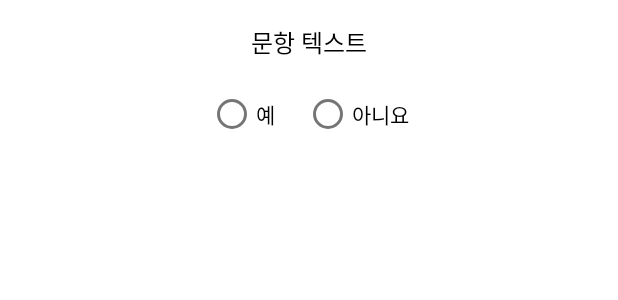
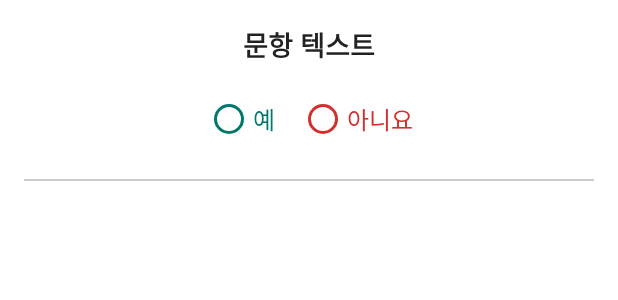
Before and after one commit to machoganzi/biorhythm-app, an Android app built with Jetpack Compose: the layout item_checklist.xml on its own in the app's theme, with its tools: preview values and no code run, on a phone screen of 412 x 824 dp. Shown: the top 300 px of the screen. Run offline under Robolectric (Android 15) with nearby library versions, the phone set to English and light mode, and no system bars.

Commit message:
체크리스트 선 추가

```diff
--- a/app/src/main/java/com/jjangdol/biorhythm/ui/checklist/ChecklistAdapter.kt
+++ b/app/src/main/java/com/jjangdol/biorhythm/ui/checklist/ChecklistAdapter.kt
@@ -1,7 +1,7 @@
-// app/src/main/java/com/jjangdol/biorhythm/ui/checklist/ChecklistAdapter.kt
 package com.jjangdol.biorhythm.ui.checklist
 
 import android.view.LayoutInflater
+import android.view.View
 import android.view.ViewGroup
 import androidx.recyclerview.widget.RecyclerView
 import com.jjangdol.biorhythm.databinding.ItemChecklistBinding
@@ -13,7 +13,7 @@ class ChecklistAdapter(
 ) : RecyclerView.Adapter<ChecklistAdapter.VH>() {
 
     inner class VH(private val b: ItemChecklistBinding) : RecyclerView.ViewHolder(b.root) {
-        fun bind(item: ChecklistItem) {
+        fun bind(item: ChecklistItem, isLast: Boolean) {
             b.tvQuestion.text = item.question
             b.btnYes.isChecked = item.answeredYes == true
             b.btnNo.isChecked  = item.answeredYes == false
@@ -26,6 +26,9 @@ class ChecklistAdapter(
                 adapterPosition.takeIf { it != RecyclerView.NO_POSITION }
                     ?.let { onAnswerChanged(it, false) }
             }
+
+            // 마지막 항목이면 구분선 숨기기
+            b.viewDivider.visibility = if (isLast) View.GONE else View.VISIBLE
         }
     }
 
@@ -37,7 +40,8 @@ class ChecklistAdapter(
     }
 
     override fun onBindViewHolder(holder: VH, position: Int) {
-        holder.bind(items[position])
+        val isLast = position == items.lastIndex
+        holder.bind(items[position], isLast)
     }
 
     override fun getItemCount() = items.size
--- a/app/src/main/res/layout/item_checklist.xml
+++ b/app/src/main/res/layout/item_checklist.xml
@@ -1,53 +1,60 @@
 <?xml version="1.0" encoding="utf-8"?>
 <LinearLayout
     xmlns:android="http://schemas.android.com/apk/res/android"
-    xmlns:card_view="http://schemas.android.com/apk/res-auto"
-    android:layout_width="match_parent"
-    android:layout_height="wrap_content"
-    android:orientation="vertical">
-
-
-
-
-        <LinearLayout
     android:layout_width="match_parent"
     android:layout_height="wrap_content"
     android:orientation="vertical"
-            android:padding="16dp">
+    android:gravity="center_horizontal"
+    android:paddingHorizontal="16dp"
+    android:paddingTop="16dp"
+    android:paddingBottom="8dp">
 
     <!-- 문항 텍스트 -->
     <TextView
         android:id="@+id/tvQuestion"
-                android:layout_width="match_parent"
+        android:layout_width="wrap_content"
         android:layout_height="wrap_content"
         android:text="문항 텍스트"
-                android:textColor="#000000"
-                android:gravity="center"
-                android:textSize="16sp" />
+        android:textColor="#212121"
+        android:textStyle="bold"
+        android:textSize="18sp"
+        android:paddingBottom="12dp"
+        android:layout_gravity="center_horizontal" />
 
     <!-- 예/아니요 선택 -->
     <RadioGroup
         android:id="@+id/radioGroup"
         android:layout_width="match_parent"
         android:layout_height="wrap_content"
-                android:layout_marginTop="12dp"
-                android:gravity="center"
-                android:orientation="horizontal">
+        android:orientation="horizontal"
+        android:gravity="center">
 
         <RadioButton
             android:id="@+id/btnYes"
             android:layout_width="wrap_content"
             android:layout_height="wrap_content"
-                    android:text="예" />
+            android:text="예"
+            android:textColor="#00796B"
+            android:buttonTint="#00796B"
+            android:textSize="16sp"
+            android:paddingEnd="16dp" />
 
         <RadioButton
             android:id="@+id/btnNo"
             android:layout_width="wrap_content"
             android:layout_height="wrap_content"
-                    android:layout_marginStart="16dp"
-                    android:text="아니요" />
+            android:text="아니요"
+            android:textColor="#D32F2F"
+            android:buttonTint="#D32F2F"
+            android:textSize="16sp" />
     </RadioGroup>
 
-        </LinearLayout>
+    <!-- 구분선 -->
+    <View
+        android:id="@+id/viewDivider"
+        android:layout_width="match_parent"
+        android:layout_height="1dp"
+        android:layout_marginTop="16dp"
+        android:background="#CCCCCC" />
 
 </LinearLayout>
```
Lines whose indentation alone changed are shown as unchanged.
